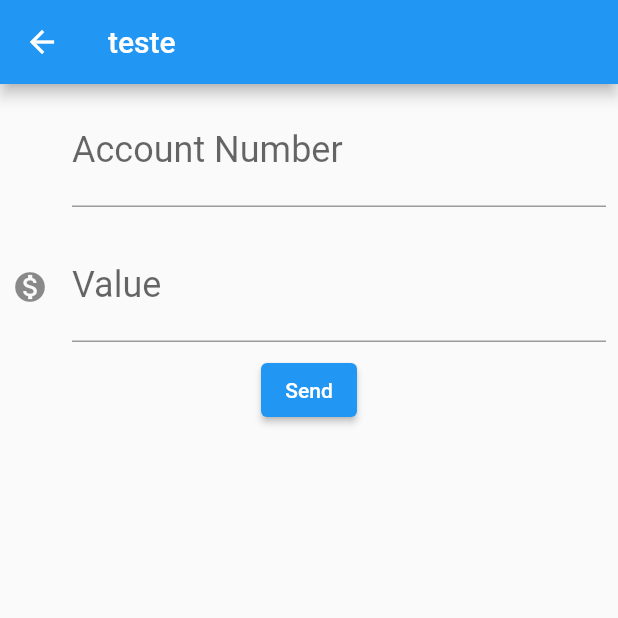
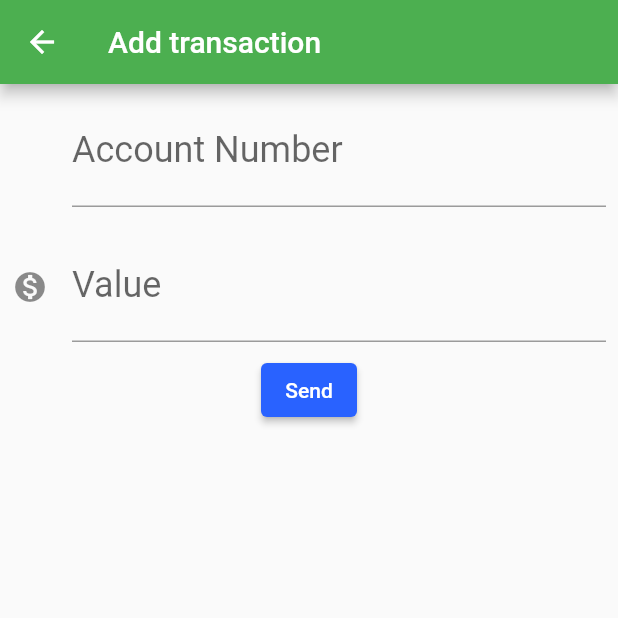
Before and after one commit to pedro-fiuza/bytebank, a Flutter app: the screen it shows after launch, after a tap on the "add" icon, on a phone screen of 412 x 824 dp, the top half of it. Run offline on Flutter 3.47's test engine with Material 2 defaults, Android fonts, the phone set to English and light mode, and no system bars.

Commit message:
add app theme color

```diff
--- a/lib/main.dart
+++ b/lib/main.dart
@@ -8,9 +8,23 @@ class ByteBankApp extends StatelessWidget {
   @override
   Widget build(BuildContext context) {
     return MaterialApp(
-      home: Scaffold(
-        body: TransactionsList(),
+      theme: ThemeData(
+        colorScheme: ColorScheme.fromSwatch(
+          primarySwatch: Colors.green,
+        ).copyWith(
+          secondary: Colors.blueAccent[700],
+        ),
+        elevatedButtonTheme: ElevatedButtonThemeData(
+          style: ElevatedButton.styleFrom(
+            primary: Colors.blueAccent[700],
+          ),
+        ),
+        buttonTheme: ButtonThemeData(
+          buttonColor: Colors.blueAccent[700],
+          textTheme: ButtonTextTheme.primary,
+        ),
       ),
+      home: TransactionsList(),
     );
   }
 }
@@ -50,7 +64,7 @@ class TransactionFormState extends State<TransactionForm> {
         ),
       ),
       appBar: AppBar(
-        title: Text('teste'),
+        title: Text('Add transaction'),
       ),
     );
   }
```
